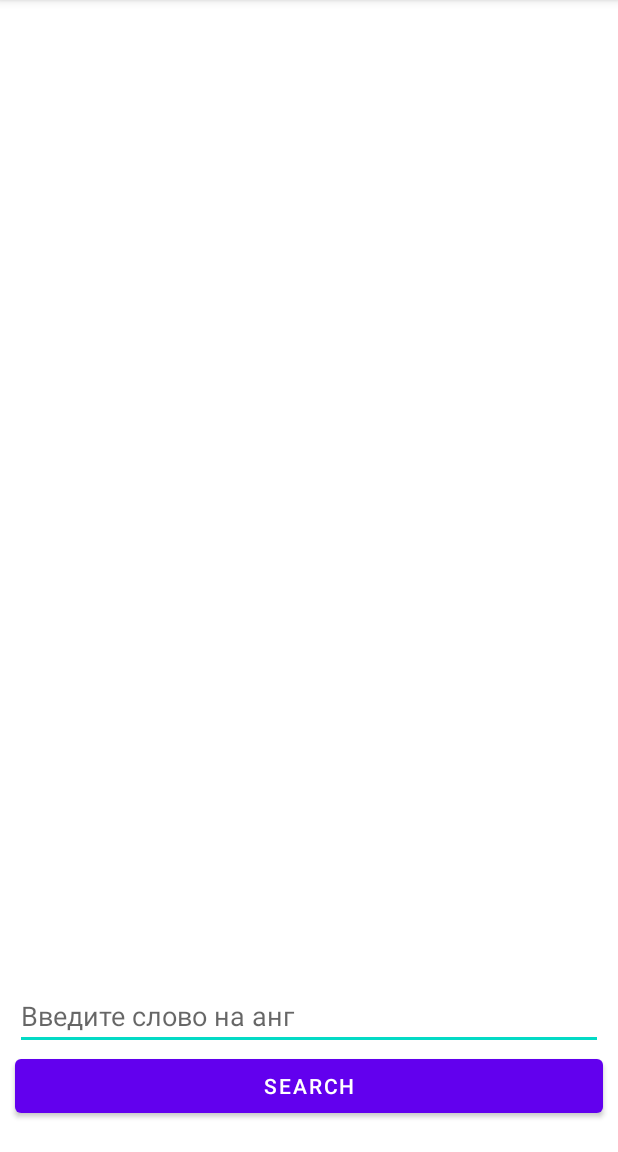
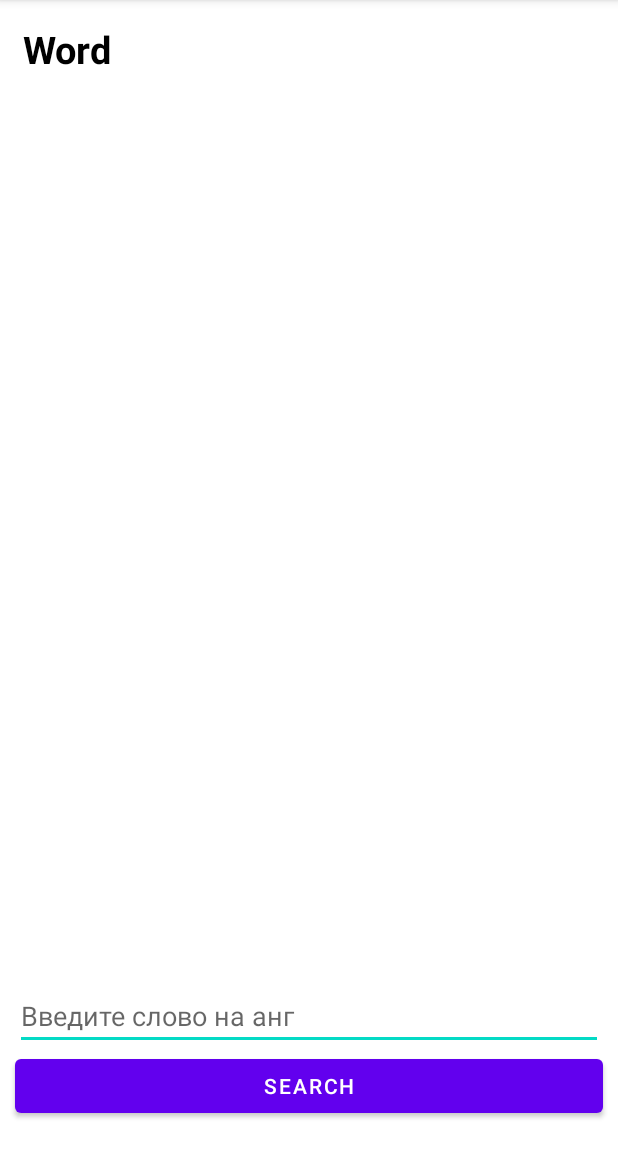
Before and after one commit to Serg8787/IntelliasTest, an Android app: the screen it shows after launch (MainActivity), on a phone screen of 412 x 824 dp, the part 84-1236 px from its top. Run offline under Robolectric (Android 15) with nearby library versions, the phone set to English and light mode, and no system bars; 1 statement that could not run was skipped.

Commit message:
add 1 design

```diff
--- a/app/src/main/java/com/tsybulnik/intelliastest/presentation/MainActivity.kt
+++ b/app/src/main/java/com/tsybulnik/intelliastest/presentation/MainActivity.kt
@@ -25,8 +25,6 @@ class MainActivity : AppCompatActivity() {
         tvMainWord = findViewById(R.id.tvMainWord)
         tvPhonetic = findViewById(R.id.tvPhonetic)
         val recyclerView: RecyclerView = findViewById(R.id.recycler)
-
-
 
         val retrofit =
             RetrofitClient.getClient("https://api.dictionaryapi.dev/").create(Api::class.java)
@@ -69,7 +67,7 @@ class MainActivity : AppCompatActivity() {
                     tvPhonetic.setText(response.body()!!.last().phonetic)
 
                 } else {
-                    Toast.makeText(applicationContext, "Введите кор. слово", Toast.LENGTH_LONG)
+                    Toast.makeText(applicationContext, "Введите корректное слово", Toast.LENGTH_LONG)
                         .show()
 
                 }
--- a/app/src/main/res/layout/activity_main.xml
+++ b/app/src/main/res/layout/activity_main.xml
@@ -18,16 +18,31 @@
         app:layout_constraintRight_toRightOf="parent"
         app:layout_constraintBottom_toTopOf="@+id/btSearch"/>
     <TextView
+        android:id="@+id/tvTittleMainWord"
+        android:layout_width="wrap_content"
+        android:layout_height="wrap_content"
+        android:text="Word"
+        android:textStyle="bold"
+        android:textColor="@color/black"
+        android:textSize="25sp"
+        android:layout_margin="15dp"
+        app:layout_constraintStart_toStartOf="parent"
+        app:layout_constraintTop_toTopOf="parent"/>
+
+    <TextView
         android:id="@+id/tvMainWord"
         android:layout_width="0dp"
         android:layout_height="wrap_content"
-      android:textSize="25sp"
         android:layout_marginStart="20dp"
         android:layout_marginEnd="20dp"
-      android:layout_marginTop="30dp"
-      app:layout_constraintTop_toTopOf="parent"
-      app:layout_constraintStart_toStartOf="parent"
-      app:layout_constraintEnd_toEndOf="parent"/>
+        android:textColor="@color/black"
+        android:gravity="right"
+        android:textSize="25sp"
+        android:textStyle="bold"
+        app:layout_constraintBottom_toBottomOf="@+id/tvTittleMainWord"
+        app:layout_constraintEnd_toEndOf="parent"
+        app:layout_constraintStart_toEndOf="@+id/tvTittleMainWord"
+        app:layout_constraintTop_toTopOf="@+id/tvTittleMainWord" />
 
     <TextView
         android:id="@+id/tvPhonetic"
```
Lines whose indentation alone changed are shown as unchanged.
